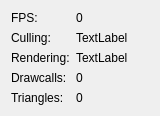
Before: the Qt Designer form Editor/ui/statswidget.ui in OasisGallagher/Suede, drawn with Qt 5.
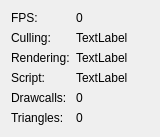
After: the same form once the commit is applied.

The edit to the form file:
```diff
--- a/Editor/ui/statswidget.ui
+++ b/Editor/ui/statswidget.ui
@@ -7,7 +7,7 @@
     <x>0</x>
     <y>0</y>
     <width>160</width>
-    <height>114</height>
+    <height>137</height>
    </rect>
   </property>
   <property name="font">
@@ -63,34 +63,48 @@
        </property>
       </widget>
      </item>
-     <item row="3" column="0">
+     <item row="4" column="0">
       <widget class="QLabel" name="label_3">
        <property name="text">
         <string>Drawcalls:</string>
        </property>
       </widget>
      </item>
-     <item row="3" column="1">
+     <item row="4" column="1">
       <widget class="QLabel" name="drawcalls">
        <property name="text">
         <string>0</string>
        </property>
       </widget>
      </item>
-     <item row="4" column="0">
+     <item row="5" column="0">
       <widget class="QLabel" name="label_5">
        <property name="text">
         <string>Triangles:</string>
        </property>
       </widget>
      </item>
-     <item row="4" column="1">
+     <item row="5" column="1">
       <widget class="QLabel" name="triangles">
        <property name="text">
         <string>0</string>
        </property>
       </widget>
      </item>
+     <item row="3" column="0">
+      <widget class="QLabel" name="label_6">
+       <property name="text">
+        <string>Script:</string>
+       </property>
+      </widget>
+     </item>
+     <item row="3" column="1">
+      <widget class="QLabel" name="script">
+       <property name="text">
+        <string>TextLabel</string>
+       </property>
+      </widget>
+     </item>
     </layout>
    </item>
   </layout>
```
